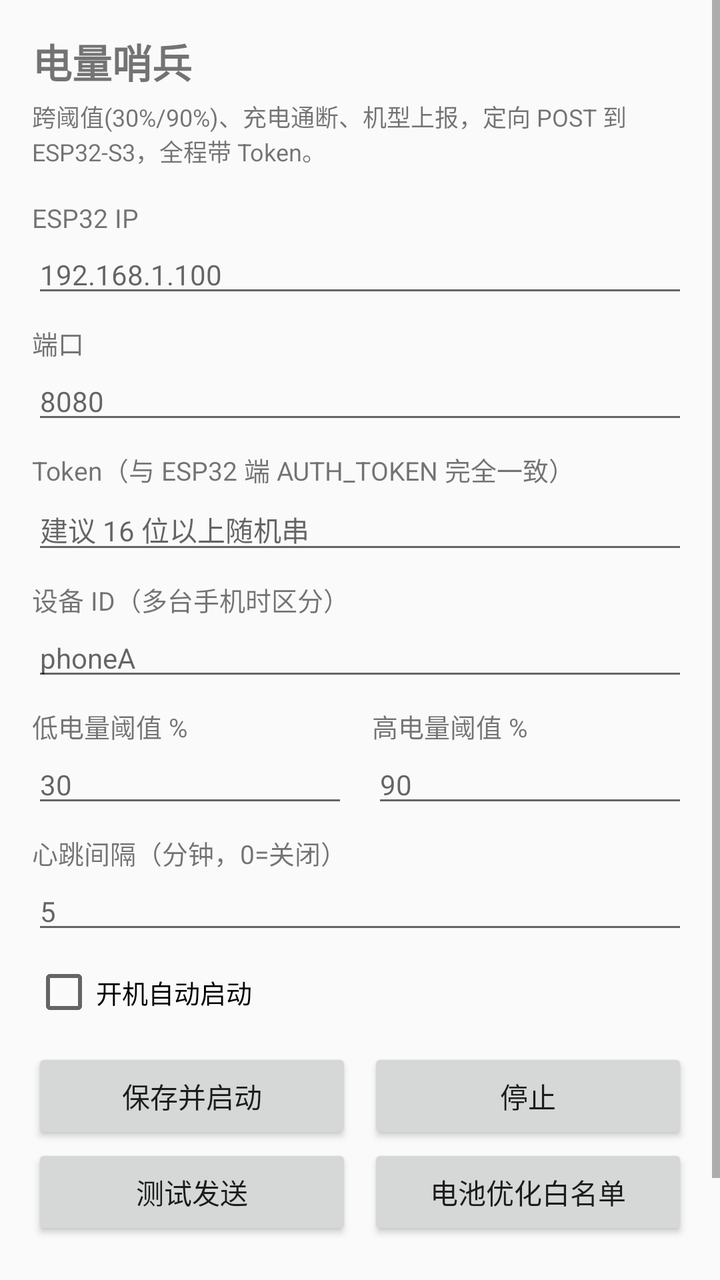
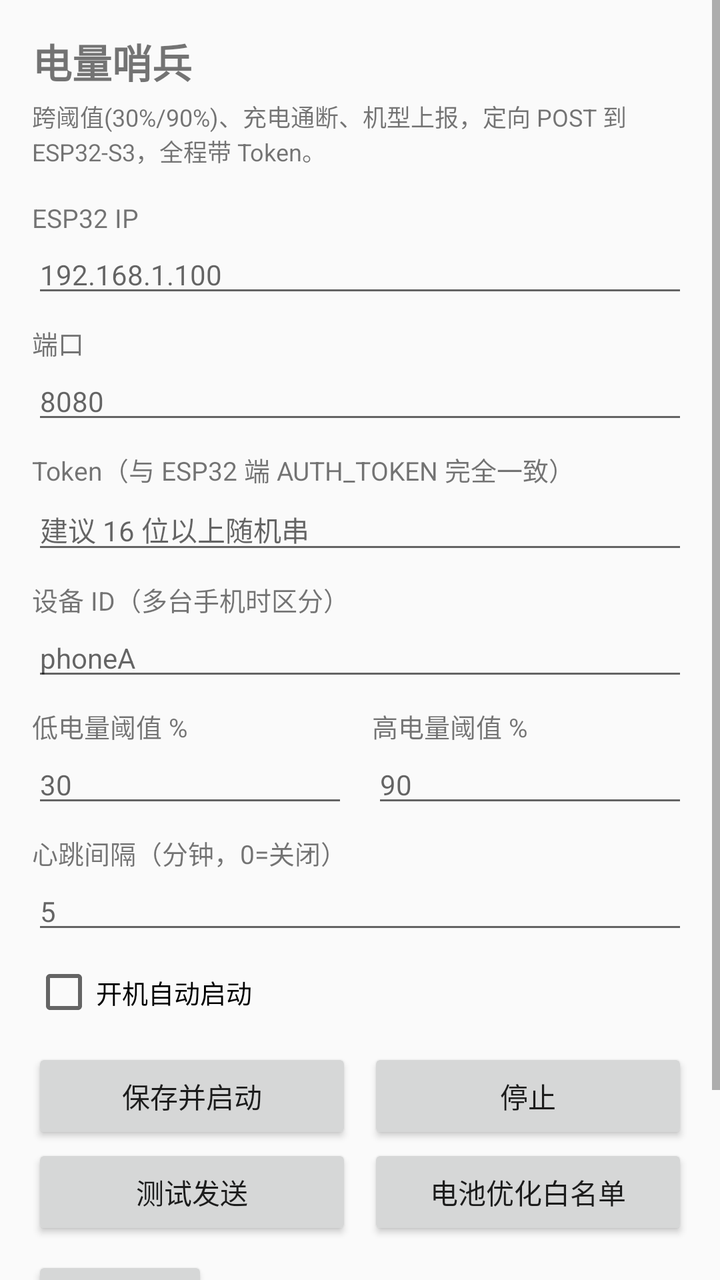

Compare the two renders of this Android layout. The source of the first and the diff that turns it into the second are given below.
<!-- AndroidManifest.xml: application theme android:Theme.Material.Light.DarkActionBar -->
<!-- res/layout/activity_main.xml -->
<?xml version="1.0" encoding="utf-8"?>
<ScrollView xmlns:android="http://schemas.android.com/apk/res/android"
    android:layout_width="match_parent"
    android:layout_height="match_parent"
    android:fillViewport="true">

    <LinearLayout
        android:layout_width="match_parent"
        android:layout_height="wrap_content"
        android:orientation="vertical"
        android:padding="16dp">

        <TextView
            android:layout_width="match_parent"
            android:layout_height="wrap_content"
            android:text="电量哨兵"
            android:textSize="20sp"
            android:textStyle="bold" />

        <TextView
            android:layout_width="match_parent"
            android:layout_height="wrap_content"
            android:layout_marginTop="4dp"
            android:text="跨阈值(30%/90%)、充电通断、机型上报，定向 POST 到 ESP32-S3，全程带 Token。"
            android:textSize="12sp" />

        <TextView
            android:layout_width="match_parent"
            android:layout_height="wrap_content"
            android:layout_marginTop="16dp"
            android:text="ESP32 IP"
            android:textSize="13sp" />

        <EditText
            android:id="@+id/etHost"
            android:layout_width="match_parent"
            android:layout_height="wrap_content"
            android:hint="192.168.1.100"
            android:inputType="text"
            android:singleLine="true"
            android:textSize="14sp" />

        <TextView
            android:layout_width="match_parent"
            android:layout_height="wrap_content"
            android:layout_marginTop="8dp"
            android:text="端口"
            android:textSize="13sp" />

        <EditText
            android:id="@+id/etPort"
            android:layout_width="match_parent"
            android:layout_height="wrap_content"
            android:hint="8080"
            android:inputType="number"
            android:singleLine="true"
            android:textSize="14sp" />

        <TextView
            android:layout_width="match_parent"
            android:layout_height="wrap_content"
            android:layout_marginTop="8dp"
            android:text="Token（与 ESP32 端 AUTH_TOKEN 完全一致）"
            android:textSize="13sp" />

        <EditText
            android:id="@+id/etToken"
            android:layout_width="match_parent"
            android:layout_height="wrap_content"
            android:hint="建议 16 位以上随机串"
            android:inputType="text"
            android:singleLine="true"
            android:textSize="14sp" />

        <TextView
            android:layout_width="match_parent"
            android:layout_height="wrap_content"
            android:layout_marginTop="8dp"
            android:text="设备 ID（多台手机时区分）"
            android:textSize="13sp" />

        <EditText
            android:id="@+id/etDeviceId"
            android:layout_width="match_parent"
            android:layout_height="wrap_content"
            android:hint="phoneA"
            android:inputType="text"
            android:singleLine="true"
            android:textSize="14sp" />

        <LinearLayout
            android:layout_width="match_parent"
            android:layout_height="wrap_content"
            android:layout_marginTop="8dp"
            android:orientation="horizontal">

            <LinearLayout
                android:layout_width="0dp"
                android:layout_height="wrap_content"
                android:layout_weight="1"
                android:orientation="vertical">

                <TextView
                    android:layout_width="match_parent"
                    android:layout_height="wrap_content"
                    android:text="低电量阈值 %"
                    android:textSize="13sp" />

                <EditText
                    android:id="@+id/etLow"
                    android:layout_width="match_parent"
                    android:layout_height="wrap_content"
                    android:hint="30"
                    android:inputType="number"
                    android:singleLine="true"
                    android:textSize="14sp" />
            </LinearLayout>

            <LinearLayout
                android:layout_width="0dp"
                android:layout_height="wrap_content"
                android:layout_marginStart="12dp"
                android:layout_weight="1"
                android:orientation="vertical">

                <TextView
                    android:layout_width="match_parent"
                    android:layout_height="wrap_content"
                    android:text="高电量阈值 %"
                    android:textSize="13sp" />

                <EditText
                    android:id="@+id/etHigh"
                    android:layout_width="match_parent"
                    android:layout_height="wrap_content"
                    android:hint="90"
                    android:inputType="number"
                    android:singleLine="true"
                    android:textSize="14sp" />
            </LinearLayout>
        </LinearLayout>

        <TextView
            android:layout_width="match_parent"
            android:layout_height="wrap_content"
            android:layout_marginTop="8dp"
            android:text="心跳间隔（分钟，0=关闭）"
            android:textSize="13sp" />

        <EditText
            android:id="@+id/etHeartbeat"
            android:layout_width="match_parent"
            android:layout_height="wrap_content"
            android:hint="5"
            android:inputType="number"
            android:singleLine="true"
            android:textSize="14sp" />

        <CheckBox
            android:id="@+id/cbBoot"
            android:layout_width="match_parent"
            android:layout_height="wrap_content"
            android:layout_marginTop="8dp"
            android:text="开机自动启动"
            android:textSize="13sp" />

        <LinearLayout
            android:layout_width="match_parent"
            android:layout_height="wrap_content"
            android:layout_marginTop="12dp"
            android:orientation="horizontal">

            <Button
                android:id="@+id/btnStart"
                android:layout_width="0dp"
                android:layout_height="wrap_content"
                android:layout_weight="1"
                android:text="保存并启动" />

            <Button
                android:id="@+id/btnStop"
                android:layout_width="0dp"
                android:layout_height="wrap_content"
                android:layout_marginStart="8dp"
                android:layout_weight="1"
                android:text="停止" />
        </LinearLayout>

        <LinearLayout
            android:layout_width="match_parent"
            android:layout_height="wrap_content"
            android:orientation="horizontal">

            <Button
                android:id="@+id/btnTest"
                android:layout_width="0dp"
                android:layout_height="wrap_content"
                android:layout_weight="1"
                android:text="测试发送" />

            <Button
                android:id="@+id/btnBattery"
                android:layout_width="0dp"
                android:layout_height="wrap_content"
                android:layout_marginStart="8dp"
                android:layout_weight="1"
                android:text="电池优化白名单" />
        </LinearLayout>

        <TextView
            android:id="@+id/tvStatus"
            android:layout_width="match_parent"
            android:layout_height="wrap_content"
            android:layout_marginTop="16dp"
            android:text="○ 服务已停止"
            android:textSize="14sp"
            android:textStyle="bold" />

        <TextView
            android:id="@+id/tvLog"
            android:layout_width="match_parent"
            android:layout_height="wrap_content"
            android:layout_marginTop="8dp"
            android:fontFamily="monospace"
            android:textSize="11sp" />
    </LinearLayout>
</ScrollView>
<!-- resources referenced by this layout -->
<resources>

</resources>

<!-- the commit's change to res/layout/activity_main.xml (unified diff, before → after) -->
@@ -207,6 +207,29 @@
                 android:text="电池优化白名单" />
         </LinearLayout>
 
+        <LinearLayout
+            android:layout_width="match_parent"
+            android:layout_height="wrap_content"
+            android:layout_marginTop="8dp"
+            android:gravity="center_vertical"
+            android:orientation="horizontal">
+
+            <Button
+                android:id="@+id/btnUpdate"
+                android:layout_width="wrap_content"
+                android:layout_height="wrap_content"
+                android:text="检查更新" />
+
+            <TextView
+                android:id="@+id/tvVersion"
+                android:layout_width="0dp"
+                android:layout_height="wrap_content"
+                android:layout_marginStart="8dp"
+                android:layout_weight="1"
+                android:text="当前 v1.0"
+                android:textSize="12sp" />
+        </LinearLayout>
+
         <TextView
             android:id="@+id/tvStatus"
             android:layout_width="match_parent"
